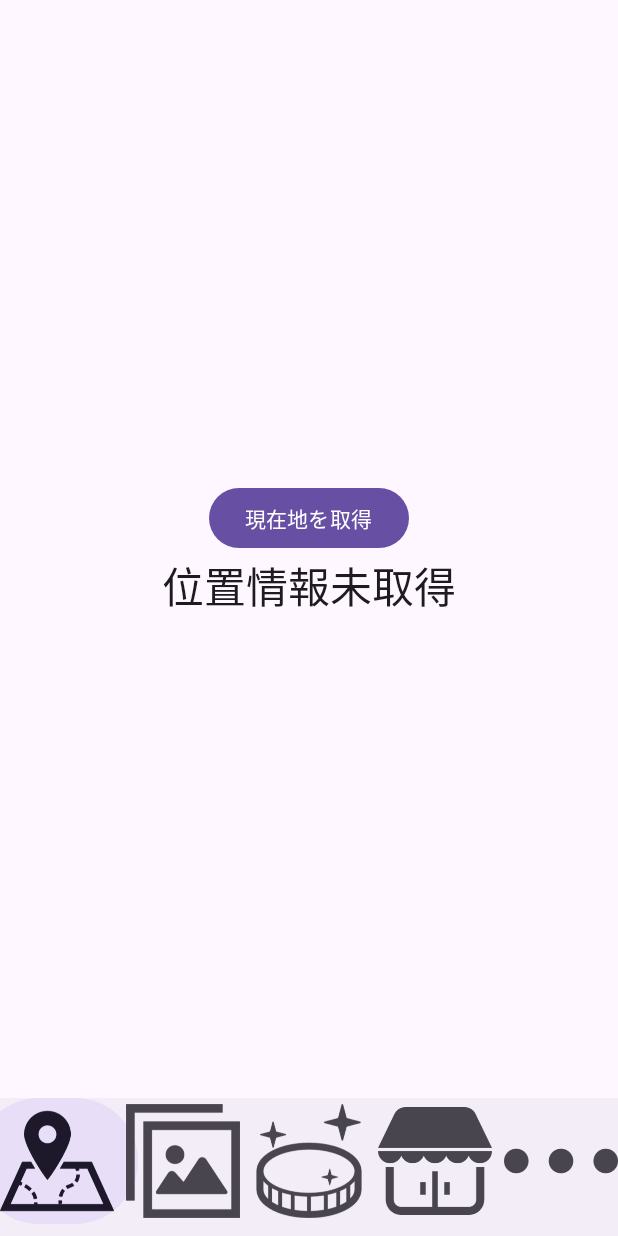
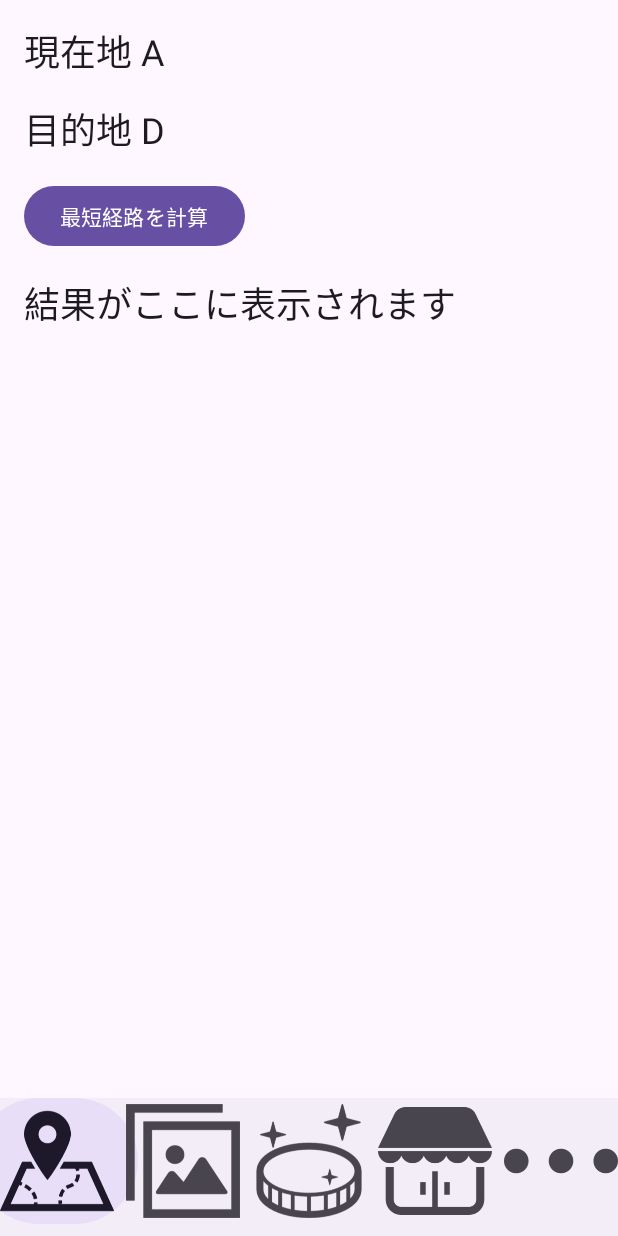
Before and after one commit to kanaji2002/ToraponApp, an Android app built with Jetpack Compose: the screen it shows after launch (MainActivity), on a phone screen of 412 x 824 dp. Run offline under Robolectric (Android 15) with nearby library versions, the phone set to English and light mode, and no system bars.

Commit message:
経路問題をとける

```diff
--- a/app/src/main/java/com/example/myapplication/MainActivity.kt
+++ b/app/src/main/java/com/example/myapplication/MainActivity.kt
@@ -12,10 +12,12 @@ import androidx.compose.material3.*
 import androidx.compose.runtime.*
 import androidx.compose.ui.Alignment
 import androidx.compose.ui.Modifier
+import androidx.compose.ui.graphics.Color
 import androidx.compose.ui.platform.LocalContext
 import androidx.compose.ui.res.painterResource
 import androidx.compose.ui.tooling.preview.Preview
 import androidx.compose.ui.unit.dp
+import androidx.compose.ui.unit.sp
 import androidx.core.app.ActivityCompat
 import androidx.navigation.NavHostController
 import androidx.navigation.compose.NavHost
@@ -25,6 +27,12 @@ import androidx.navigation.compose.currentBackStackEntryAsState
 import com.google.android.gms.location.LocationServices
 import com.google.android.gms.location.Priority
 
+//地図
+import java.util.*
+data class Edge(val to:String, val weight: Int)
+
+
+
 // ----------- MainActivity クラスを追加 -----------
 class MainActivity : ComponentActivity() {
 
@@ -32,6 +40,8 @@ class MainActivity : ComponentActivity() {
         Manifest.permission.ACCESS_FINE_LOCATION,
         Manifest.permission.ACCESS_COARSE_LOCATION
     )
+
+
 
     override fun onCreate(savedInstanceState: Bundle?) {
         super.onCreate(savedInstanceState)
@@ -41,6 +51,8 @@ class MainActivity : ComponentActivity() {
 
         setContent {
             MyTabletApp()
+
+
         }
     }
 
@@ -138,47 +150,171 @@ sealed class BottomItem(val route: String, val iconRes: Int, val label: String)
 }
 
 // ---------- 4. 5つのページ (サンプル) ----------
+
+
+
+var start : String = "A"
+var goal : String = "D"
+
+
 @Composable
 fun Page1Screen() {
-    val context = LocalContext.current
-    val fusedLocationClient = remember { LocationServices.getFusedLocationProviderClient(context) }
-    var locationText by remember { mutableStateOf("位置情報未取得") }
+    val graph = mapOf(
+        "A" to listOf(Edge("B", 4), Edge("C", 2)),
+        "B" to listOf(Edge("A", 4), Edge("C", 5), Edge("D", 10)),
+        "C" to listOf(Edge("A", 2), Edge("B", 5), Edge("D", 3)),
+        "D" to listOf(Edge("B", 10), Edge("C", 3), Edge("E", 8)),
+        "E" to listOf(Edge("D", 8), Edge("A", 7))
+    )
 
-    fun fetchLocation() {
-        if (ActivityCompat.checkSelfPermission(
-                context, Manifest.permission.ACCESS_FINE_LOCATION
-            ) != PackageManager.PERMISSION_GRANTED &&
-            ActivityCompat.checkSelfPermission(
-                context, Manifest.permission.ACCESS_COARSE_LOCATION
-            ) != PackageManager.PERMISSION_GRANTED
+    var startLocation by remember { mutableStateOf(start) }
+    var goalLocation by remember { mutableStateOf(goal) }
+    var resultText by remember { mutableStateOf("結果がここに表示されます") }
+
+    val locations = graph.keys.toList()
+
+    Column(modifier = Modifier.padding(16.dp)) {
+        Text("現在地 $startLocation",
+            fontSize = 24.sp
+        )
+
+        Spacer(modifier = Modifier.height(16.dp))
+
+        Text("目的地 $goalLocation",
+
+            fontSize = 24.sp
+        )
+        Spacer(modifier = Modifier.height(16.dp))
+
+        Button(
+            onClick = {
+                if (startLocation == goalLocation) {
+                    resultText = "現在地と目的地が同じです"
+                } else {
+                    val result = dijkstra(graph, startLocation, goalLocation)
+                    resultText = result?.let {
+                        "最短経路: ${it.first.joinToString(" → ")}\n合計距離: ${it.second}"
+                    } ?: "経路が見つかりません。"
+                }
+            },
+//            modifier = Modifier.fillMaxWidth()
         ) {
-            locationText = "位置情報の権限がありません"
-            return
+            Text("最短経路を計算")
         }
 
-        fusedLocationClient.getCurrentLocation(
-            Priority.PRIORITY_HIGH_ACCURACY, null
-        ).addOnSuccessListener { location: Location? ->
-            location?.let {
-                locationText = "緯度: ${it.latitude}, 経度: ${it.longitude}"
-            } ?: run {
-                locationText = "位置情報を取得できません"
+        Spacer(modifier = Modifier.height(16.dp))
+
+        Text(text = resultText,
+            fontSize = 24.sp
+        )
+    }
+}
+
+
+
+fun dijkstra(graph: Map<String, List<Edge>>, start: String, goal: String): Pair<List<String>, Int>? {
+    val distances = mutableMapOf<String, Int>().withDefault { Int.MAX_VALUE }
+    val previousNodes = mutableMapOf<String, String?>()
+    val priorityQueue = PriorityQueue<Pair<String, Int>>(compareBy { it.second })
+
+    distances[start] = 0
+    priorityQueue.add(start to 0)
+
+    while (priorityQueue.isNotEmpty()) {
+        val (current, currentDistance) = priorityQueue.poll()
+
+        if (current == goal) break
+
+        graph[current]?.forEach { edge ->
+            val newDistance = currentDistance + edge.weight
+            if (newDistance < distances.getValue(edge.to)) {
+                distances[edge.to] = newDistance
+                previousNodes[edge.to] = current
+                priorityQueue.add(edge.to to newDistance)
             }
         }
-
     }
 
-    Column(
-        modifier = Modifier.fillMaxSize(),
-        horizontalAlignment = Alignment.CenterHorizontally,
-        verticalArrangement = Arrangement.Center
-    ) {
-        Button(onClick = { fetchLocation() }) {
-            Text("現在地を取得")
-        }
-        Text(text = locationText, style = MaterialTheme.typography.headlineMedium)
+    return constructPath(previousNodes, start, goal, distances[goal] ?: Int.MAX_VALUE)
+}
+
+fun constructPath(prev: Map<String, String?>, start: String, goal: String, distance: Int): Pair<List<String>, Int>? {
+    if (distance == Int.MAX_VALUE) return null
+
+    val path = mutableListOf<String>()
+    var current: String? = goal
+    while (current != null) {
+        path.add(current)
+        current = prev[current]
     }
+    path.reverse()
+
+    return if (path.first() == start) path to distance else null
 }
+
+
+
+//@Composable
+//fun Page1Screen() {
+//    val context = LocalContext.current
+//    val fusedLocationClient = remember { LocationServices.getFusedLocationProviderClient(context) }
+//    var locationText by remember { mutableStateOf("位置情報未取得") }
+//
+//    Column(
+//        modifier = Modifier.fillMaxSize(),
+//        horizontalAlignment = Alignment.CenterHorizontally,
+////        verticalArrangement = Arrangement.Center
+//         ){
+//        Text(
+//            text = "経度",
+//            color = Color.Gray,
+//            style = MaterialTheme.typography.headlineMedium,
+//            modifier = Modifier.padding(16.dp)
+//        )
+//        Spacer(modifier = Modifier.height(20.dp))
+//        Text(
+//            text = "カナジ",
+//            color = Color.Gray,
+//            style = MaterialTheme.typography.headlineMedium,
+//            modifier = Modifier.padding(16.dp)
+//        )
+//    }
+//
+//    fun fetchLocation() {
+//        if (ActivityCompat.checkSelfPermission(
+//                context, Manifest.permission.ACCESS_FINE_LOCATION
+//            ) != PackageManager.PERMISSION_GRANTED &&
+//            ActivityCompat.checkSelfPermission(
+//                context, Manifest.permission.ACCESS_COARSE_LOCATION
+//            ) != PackageManager.PERMISSION_GRANTED
+//        ) {
+//            locationText = "位置情報の権限がありません"
+//            return
+//        }
+//
+//        fusedLocationClient.getCurrentLocation(
+//            Priority.PRIORITY_HIGH_ACCURACY, null
+//        ).addOnSuccessListener { location: Location? ->
+//            location?.let {
+//                locationText = "緯度: ${it.latitude}, 経度: ${it.longitude}"
+//            } ?: run {
+//                locationText = "位置情報を取得できません"
+//            }
+//        }
+//
+//    }
+//
+//    Column(
+//        modifier = Modifier.fillMaxSize(),
+//        horizontalAlignment = Alignment.CenterHorizontally,
+//        verticalArrangement = Arrangement.Center
+//    ) {
+//        Button(onClick = { fetchLocation() }) {
+//            Text("現在地を取得")
+//        }
+//        Text(text = locationText, style = MaterialTheme.typography.headlineMedium)
+//    }
+//}
 
 
 @Composable
```
